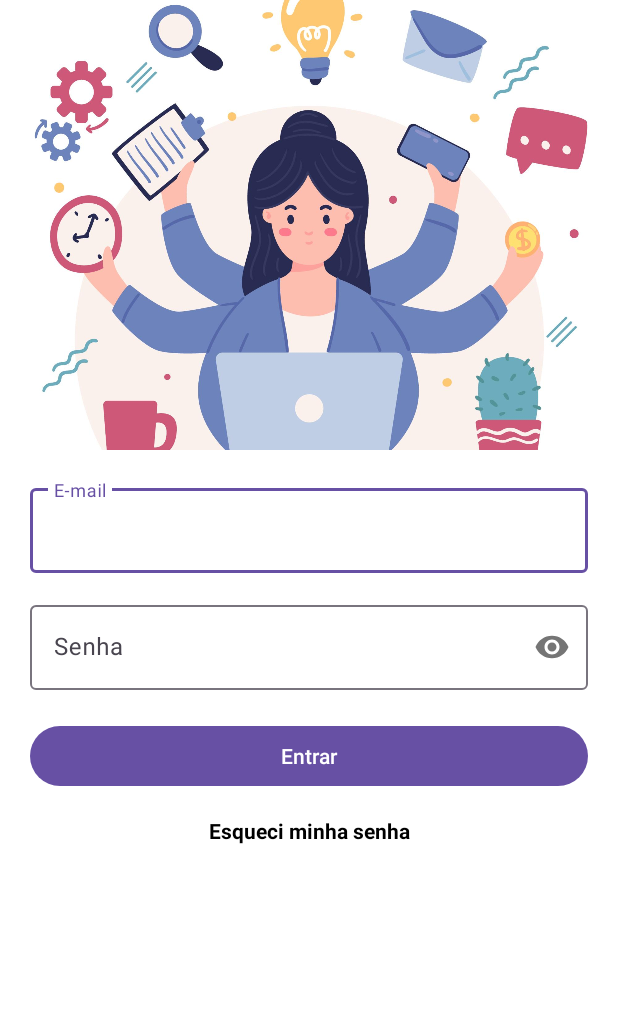
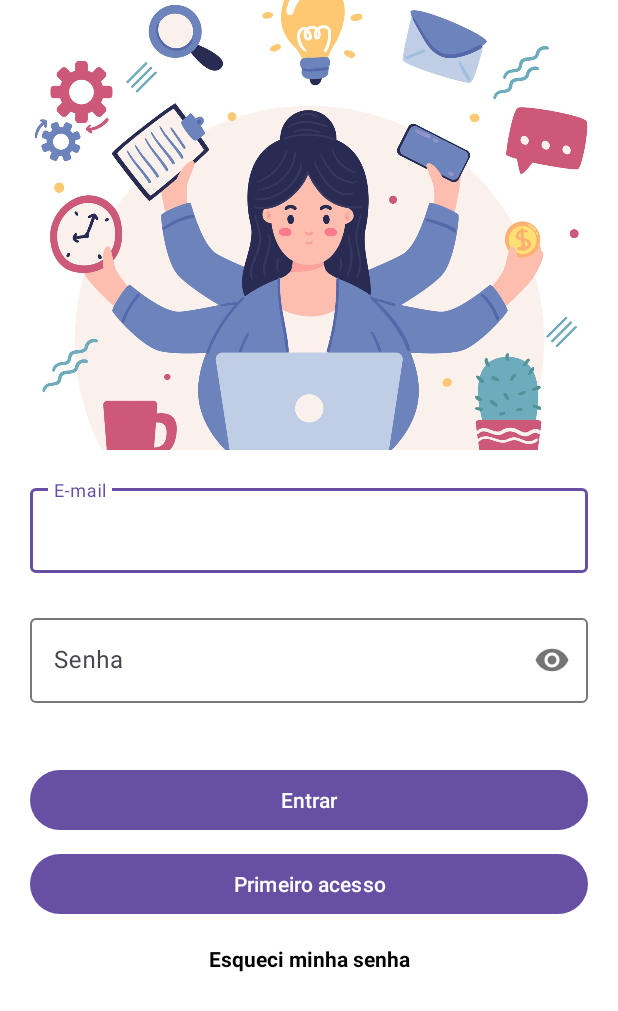
Before and after one commit to brunorodriguesaraujo/tasklist, an Android app: the screen it shows after launch (LoginActivity), on a phone screen of 412 x 824 dp. Shown: the top 1011 px of the screen. Run offline under Robolectric (Android 15) with nearby library versions, the phone set to English and light mode, and no system bars; our stand-ins replace Firebase (no records; nobody signed in at launch, a user with empty details on screens opened directly).

Commit message:
add login screen

```diff
--- a/app/src/main/java/br/com/brunorodrigues/tasklist/LoginActivity.kt
+++ b/app/src/main/java/br/com/brunorodrigues/tasklist/LoginActivity.kt
@@ -1,11 +1,113 @@
 package br.com.brunorodrigues.tasklist
 
+import android.content.Intent
 import android.os.Bundle
+import android.widget.Toast
 import androidx.appcompat.app.AppCompatActivity
+import androidx.core.view.isVisible
+import androidx.core.widget.addTextChangedListener
+import br.com.brunorodrigues.tasklist.databinding.ActivityLoginBinding
+import br.com.brunorodrigues.tasklist.extension.isEmailValid
+import com.google.firebase.auth.FirebaseAuth
+import com.google.firebase.auth.ktx.auth
+import com.google.firebase.ktx.Firebase
 
 class LoginActivity : AppCompatActivity() {
+
+    private lateinit var binding: ActivityLoginBinding
+    private lateinit var auth: FirebaseAuth
+    private val email get() = binding.textInputEmail.text.toString()
+    private val password get() = binding.textInputPassword.text.toString()
+
     override fun onCreate(savedInstanceState: Bundle?) {
         super.onCreate(savedInstanceState)
-        setContentView(R.layout.activity_login)
+        binding = ActivityLoginBinding.inflate(layoutInflater)
+        setContentView(binding.root)
+        auth = Firebase.auth
+        setFieldsListener()
+        goSingUp()
+        goHome()
+        goForgotPassword()
     }
+
+    private fun setFieldsListener() = with(binding) {
+        textInputEmail.addTextChangedListener { textInputLayoutEmail.error = null }
+        textInputPassword.addTextChangedListener { textInputLayoutPassword.error = null }
+    }
+
+    override fun onStart() {
+        super.onStart()
+        val currentUser = auth.currentUser
+        if (currentUser != null) {
+            goHomeActivity()
+            finish()
+        }
+    }
+
+    private fun singIn() {
+        showLoading()
+        auth.signInWithEmailAndPassword(email, password)
+            .addOnCompleteListener(this) { task ->
+                if (task.isSuccessful) {
+                    goHomeActivity()
+                    hideLoading()
+                } else {
+                    hideLoading()
+                    Toast.makeText(
+                        baseContext,
+                        "Falha na autenticação",
+                        Toast.LENGTH_SHORT,
+                    ).show()
+                }
+            }
+    }
+
+
+    private fun goHome() {
+        binding.buttonEnter.setOnClickListener { validateFields() }
+    }
+
+    private fun goForgotPassword() {
+        binding.textViewForgotPassword.setOnClickListener { goForgotPasswordActivity() }
+    }
+
+    private fun validateFields() = with(binding) {
+        if (email.isBlank()) {
+            textInputLayoutEmail.error = "E-mail obrigatório"
+            return
+        }
+
+        if (email.isEmailValid()) {
+            textInputLayoutEmail.error = "E-mail inválido"
+            return
+        }
+
+        if (password.isBlank()) {
+            textInputLayoutPassword.error = "Senha obrigatória"
+            return
+        }
+
+        singIn()
+    }
+
+    private fun goSingUp() {
+        binding.buttonSignup.setOnClickListener {
+            startActivity(Intent(this, RegisterUserActivity::class.java))
+        }
+    }
+
+    private fun showLoading() = with(binding) {
+        progressBar.isVisible = true
+        buttonEnter.text = ""
+    }
+
+    private fun hideLoading() = with(binding) {
+        progressBar.isVisible = false
+        buttonEnter.text = getString(R.string.enter_label)
+    }
+
+    private fun goHomeActivity() = startActivity(Intent(this, HomeActivity::class.java))
+
+    private fun goForgotPasswordActivity() =
+        startActivity(Intent(this, ForgotPasswordActivity::class.java))
 }
--- a/app/src/main/res/layout/activity_login.xml
+++ b/app/src/main/res/layout/activity_login.xml
@@ -2,7 +2,6 @@
 <ScrollView xmlns:android="http://schemas.android.com/apk/res/android"
     xmlns:app="http://schemas.android.com/apk/res-auto"
     xmlns:tools="http://schemas.android.com/tools"
-    android:id="@+id/main"
     android:layout_width="match_parent"
     android:layout_height="match_parent"
     android:background="@color/white"
@@ -31,11 +30,13 @@
             android:layout_height="wrap_content"
             android:layout_margin="20dp"
             android:hint="@string/email_label"
+            app:errorEnabled="true"
             app:layout_constraintEnd_toEndOf="parent"
             app:layout_constraintStart_toStartOf="parent"
             app:layout_constraintTop_toBottomOf="@+id/imgTask">
 
             <com.google.android.material.textfield.TextInputEditText
+                android:id="@+id/textInputEmail"
                 android:layout_width="match_parent"
                 android:layout_height="match_parent"
                 android:inputType="textEmailAddress" />
@@ -48,14 +49,16 @@
             android:layout_width="0dp"
             android:layout_height="wrap_content"
             android:layout_marginHorizontal="20dp"
-            android:layout_marginTop="16dp"
+            android:layout_marginTop="4dp"
             android:hint="@string/password_label"
+            app:errorEnabled="true"
             app:layout_constraintEnd_toEndOf="parent"
             app:layout_constraintStart_toStartOf="parent"
             app:layout_constraintTop_toBottomOf="@+id/textInputLayoutEmail"
             app:passwordToggleEnabled="true">
 
             <com.google.android.material.textfield.TextInputEditText
+                android:id="@+id/textInputPassword"
                 android:layout_width="match_parent"
                 android:layout_height="match_parent"
                 android:inputType="textPassword" />
@@ -72,18 +75,44 @@
             app:layout_constraintStart_toStartOf="parent"
             app:layout_constraintTop_toBottomOf="@+id/textInputLayoutPassword" />
 
+        <ProgressBar
+            android:id="@+id/progressBar"
+            android:layout_width="wrap_content"
+            android:layout_height="24dp"
+            android:indeterminateTint="@color/white"
+            android:visibility="gone"
+            app:layout_constraintBottom_toBottomOf="@id/buttonEnter"
+            app:layout_constraintEnd_toEndOf="@+id/buttonEnter"
+            app:layout_constraintStart_toStartOf="@+id/buttonEnter"
+            app:layout_constraintTop_toTopOf="@+id/buttonEnter" />
+
+        <com.google.android.material.button.MaterialButton
+            android:id="@+id/buttonSignup"
+            android:layout_width="0dp"
+            android:layout_height="wrap_content"
+            android:layout_marginHorizontal="20dp"
+            android:layout_marginTop="8dp"
+            android:text="@string/first_access"
+            app:layout_constraintEnd_toEndOf="parent"
+            app:layout_constraintStart_toStartOf="parent"
+            app:layout_constraintTop_toBottomOf="@+id/buttonEnter" />
+
         <TextView
+            android:id="@+id/textViewForgotPassword"
             android:layout_width="wrap_content"
             android:layout_height="wrap_content"
             android:layout_marginHorizontal="20dp"
             android:layout_marginTop="8dp"
+            android:layout_marginBottom="16dp"
             android:padding="8dp"
             android:text="@string/forgot_password"
             android:textColor="@color/black"
             android:textStyle="bold"
+            app:layout_constraintBottom_toBottomOf="parent"
             app:layout_constraintEnd_toEndOf="parent"
             app:layout_constraintStart_toStartOf="parent"
-            app:layout_constraintTop_toBottomOf="@+id/buttonEnter" />
+            app:layout_constraintTop_toBottomOf="@+id/buttonSignup"
+            app:layout_constraintVertical_bias="0" />
 
     </androidx.constraintlayout.widget.ConstraintLayout>
 
```
